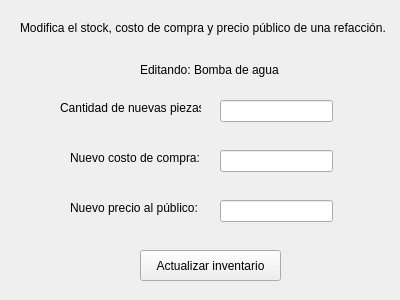
Old version of the form editar_stock.ui in the repository ileosalazar/MultiserviciosProfesionalesJG.
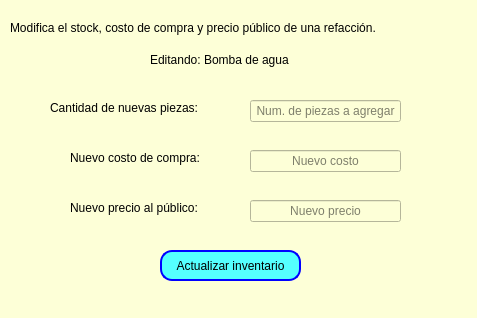
New version of the form.

```diff
--- a/editar_stock.ui
+++ b/editar_stock.ui
@@ -6,22 +6,29 @@
    <rect>
     <x>0</x>
     <y>0</y>
-    <width>400</width>
-    <height>300</height>
+    <width>477</width>
+    <height>318</height>
    </rect>
   </property>
   <property name="windowTitle">
-   <string>Form</string>
+   <string>Editar stock y costos de refacción</string>
+  </property>
+  <property name="styleSheet">
+   <string notr="true">background-color: rgb(253, 255, 215);</string>
   </property>
   <widget class="QLabel" name="label">
    <property name="geometry">
     <rect>
-     <x>20</x>
+     <x>10</x>
      <y>20</y>
-     <width>371</width>
+     <width>461</width>
      <height>16</height>
     </rect>
    </property>
+   <property name="styleSheet">
+    <string notr="true">font: 9pt &quot;Verdana&quot;;
+font: 700 9pt &quot;Verdana&quot;;</string>
+   </property>
    <property name="text">
     <string>Modifica el stock, costo de compra y precio público de una refacción. </string>
    </property>
@@ -29,12 +36,15 @@
   <widget class="QLabel" name="lbl_nombre_pieza">
    <property name="geometry">
     <rect>
-     <x>140</x>
-     <y>60</y>
-     <width>151</width>
+     <x>150</x>
+     <y>50</y>
+     <width>181</width>
      <height>20</height>
     </rect>
    </property>
+   <property name="styleSheet">
+    <string notr="true">font: 9pt &quot;Verdana&quot;;</string>
+   </property>
    <property name="text">
     <string>Editando: Bomba de agua</string>
    </property>
@@ -42,42 +52,63 @@
   <widget class="QLineEdit" name="input_sumar_stock">
    <property name="geometry">
     <rect>
-     <x>220</x>
+     <x>250</x>
      <y>100</y>
-     <width>113</width>
+     <width>151</width>
      <height>22</height>
     </rect>
    </property>
+   <property name="alignment">
+    <set>Qt::AlignmentFlag::AlignCenter</set>
+   </property>
+   <property name="placeholderText">
+    <string>Num. de piezas a agregar</string>
+   </property>
   </widget>
   <widget class="QLineEdit" name="input_nuevo_costo">
    <property name="geometry">
     <rect>
-     <x>220</x>
+     <x>250</x>
      <y>150</y>
-     <width>113</width>
+     <width>151</width>
      <height>22</height>
     </rect>
    </property>
+   <property name="alignment">
+    <set>Qt::AlignmentFlag::AlignCenter</set>
+   </property>
+   <property name="placeholderText">
+    <string>Nuevo costo</string>
+   </property>
   </widget>
   <widget class="QLineEdit" name="input_nuevo_precio">
    <property name="geometry">
     <rect>
-     <x>220</x>
+     <x>250</x>
      <y>200</y>
-     <width>113</width>
+     <width>151</width>
      <height>22</height>
     </rect>
    </property>
+   <property name="alignment">
+    <set>Qt::AlignmentFlag::AlignCenter</set>
+   </property>
+   <property name="placeholderText">
+    <string>Nuevo precio</string>
+   </property>
   </widget>
   <widget class="QLabel" name="label_2">
    <property name="geometry">
     <rect>
-     <x>60</x>
+     <x>50</x>
      <y>100</y>
-     <width>141</width>
+     <width>191</width>
      <height>16</height>
     </rect>
    </property>
+   <property name="styleSheet">
+    <string notr="true">font: 9pt &quot;Verdana&quot;;</string>
+   </property>
    <property name="text">
     <string>Cantidad de nuevas piezas:</string>
    </property>
@@ -87,10 +118,13 @@
     <rect>
      <x>70</x>
      <y>200</y>
-     <width>141</width>
+     <width>151</width>
      <height>16</height>
     </rect>
    </property>
+   <property name="styleSheet">
+    <string notr="true">font: 9pt &quot;Verdana&quot;;</string>
+   </property>
    <property name="text">
     <string>Nuevo precio al público:</string>
    </property>
@@ -100,10 +134,13 @@
     <rect>
      <x>70</x>
      <y>150</y>
-     <width>141</width>
+     <width>161</width>
      <height>16</height>
     </rect>
    </property>
+   <property name="styleSheet">
+    <string notr="true">font: 9pt &quot;Verdana&quot;;</string>
+   </property>
    <property name="text">
     <string>Nuevo costo de compra:</string>
    </property>
@@ -111,12 +148,17 @@
   <widget class="QPushButton" name="btn_actualizar_stock">
    <property name="geometry">
     <rect>
-     <x>140</x>
+     <x>160</x>
      <y>250</y>
      <width>141</width>
      <height>31</height>
     </rect>
    </property>
+   <property name="styleSheet">
+    <string notr="true">border: 2px solid blue;
+border-radius: 12px;
+background-color: rgb(85, 255, 255);</string>
+   </property>
    <property name="text">
     <string>Actualizar inventario</string>
    </property>
```
